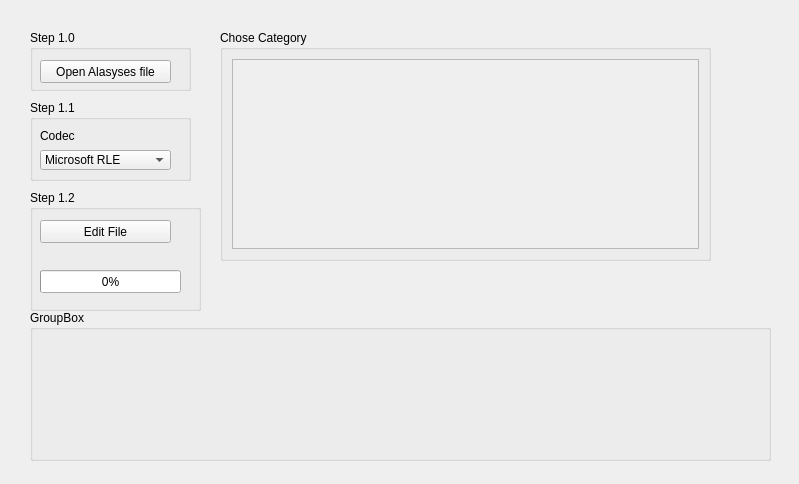
EthoWatcher/ethowatcher, file telafluxocomportamental.ui: the form before one commit.
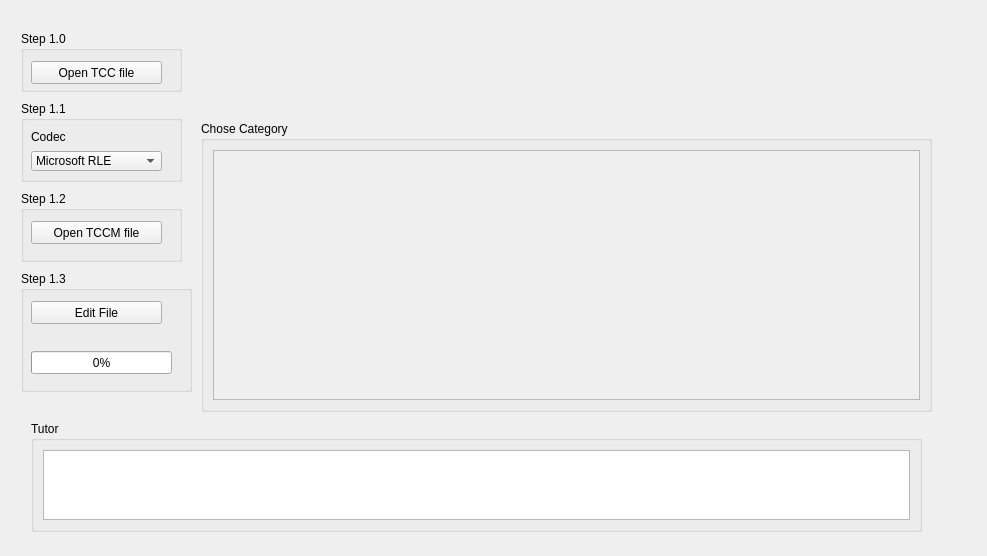
The form after the commit.

```diff
--- a/telafluxocomportamental.ui
+++ b/telafluxocomportamental.ui
@@ -6,50 +6,46 @@
    <rect>
     <x>0</x>
     <y>0</y>
-    <width>799</width>
-    <height>484</height>
+    <width>987</width>
+    <height>556</height>
    </rect>
   </property>
   <property name="windowTitle">
    <string>Form</string>
   </property>
-  <widget class="QGroupBox" name="groupBox_3">
+  <layout class="QVBoxLayout" name="verticalLayout_3">
+   <item>
+    <widget class="QStackedWidget" name="stackedWidget">
+     <widget class="QWidget" name="page">
+      <widget class="QGroupBox" name="groupBox">
    <property name="geometry">
     <rect>
-     <x>30</x>
-     <y>30</y>
-     <width>161</width>
-     <height>61</height>
+         <x>20</x>
+         <y>410</y>
+         <width>891</width>
+         <height>111</height>
     </rect>
    </property>
    <property name="title">
-    <string>Step 1.0</string>
-   </property>
-   <widget class="QPushButton" name="pbAnaliseFile">
-    <property name="geometry">
-     <rect>
-      <x>10</x>
-      <y>30</y>
-      <width>131</width>
-      <height>23</height>
-     </rect>
-    </property>
-    <property name="text">
-     <string>Open Alasyses file</string>
-    </property>
-   </widget>
+        <string>Tutor</string>
+       </property>
+       <layout class="QVBoxLayout" name="verticalLayout_4">
+        <item>
+         <widget class="QPlainTextEdit" name="plainTextEdit"/>
+        </item>
+       </layout>
   </widget>
   <widget class="QGroupBox" name="groupBox_4">
    <property name="geometry">
     <rect>
-     <x>30</x>
-     <y>190</y>
+         <x>10</x>
+         <y>260</y>
      <width>171</width>
      <height>121</height>
     </rect>
    </property>
    <property name="title">
-    <string>Step 1.2</string>
+        <string>Step 1.3</string>
    </property>
    <widget class="QPushButton" name="pbSaveFile">
     <property name="geometry">
@@ -78,26 +74,13 @@
     </property>
    </widget>
   </widget>
-  <widget class="QGroupBox" name="groupBox">
-   <property name="geometry">
-    <rect>
-     <x>30</x>
-     <y>310</y>
-     <width>741</width>
-     <height>151</height>
-    </rect>
-   </property>
-   <property name="title">
-    <string>GroupBox</string>
-   </property>
-  </widget>
   <widget class="QGroupBox" name="groupBox_2">
    <property name="geometry">
     <rect>
-     <x>220</x>
-     <y>30</y>
-     <width>491</width>
-     <height>231</height>
+         <x>190</x>
+         <y>110</y>
+         <width>731</width>
+         <height>291</height>
     </rect>
    </property>
    <property name="title">
@@ -114,8 +97,8 @@
         <rect>
          <x>0</x>
          <y>0</y>
-         <width>465</width>
-         <height>192</height>
+             <width>709</width>
+             <height>256</height>
         </rect>
        </property>
        <layout class="QVBoxLayout" name="verticalLayout_2">
@@ -131,8 +114,8 @@
   <widget class="QGroupBox" name="groupBox_5">
    <property name="geometry">
     <rect>
-     <x>30</x>
-     <y>100</y>
+         <x>10</x>
+         <y>90</y>
      <width>161</width>
      <height>81</height>
     </rect>
@@ -209,6 +192,76 @@
     </property>
    </widget>
   </widget>
+      <widget class="QGroupBox" name="groupBox_3">
+       <property name="geometry">
+        <rect>
+         <x>10</x>
+         <y>20</y>
+         <width>161</width>
+         <height>61</height>
+        </rect>
+       </property>
+       <property name="title">
+        <string>Step 1.0</string>
+       </property>
+       <widget class="QPushButton" name="pbAnaliseFile">
+        <property name="geometry">
+         <rect>
+          <x>10</x>
+          <y>30</y>
+          <width>131</width>
+          <height>23</height>
+         </rect>
+        </property>
+        <property name="text">
+         <string>Open TCC file</string>
+        </property>
+       </widget>
+      </widget>
+      <widget class="QGroupBox" name="groupBox_6">
+       <property name="geometry">
+        <rect>
+         <x>10</x>
+         <y>180</y>
+         <width>161</width>
+         <height>71</height>
+        </rect>
+       </property>
+       <property name="title">
+        <string>Step 1.2</string>
+       </property>
+       <widget class="QPushButton" name="pbOpenTCCM">
+        <property name="geometry">
+         <rect>
+          <x>10</x>
+          <y>30</y>
+          <width>131</width>
+          <height>23</height>
+         </rect>
+        </property>
+        <property name="text">
+         <string>Open TCCM file</string>
+        </property>
+       </widget>
+      </widget>
+      <widget class="QLabel" name="label">
+       <property name="geometry">
+        <rect>
+         <x>200</x>
+         <y>20</y>
+         <width>691</width>
+         <height>71</height>
+        </rect>
+       </property>
+       <property name="text">
+        <string/>
+       </property>
+      </widget>
+     </widget>
+     <widget class="QWidget" name="page_2"/>
+    </widget>
+   </item>
+  </layout>
  </widget>
  <resources/>
  <connections/>
```
Lines whose indentation alone changed are shown as unchanged.
